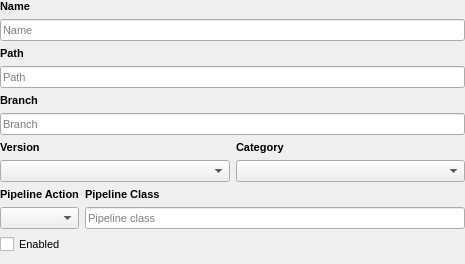
This is src/airunner/widgets/model_manager/templates/model_form.ui in Capsize-Games/airunner as Qt 5 draws it before an edit. The edited form follows.
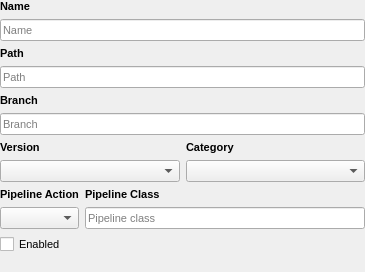
This is the edited form.

The edit to the form file:
```diff
--- a/src/airunner/widgets/model_manager/templates/model_form.ui
+++ b/src/airunner/widgets/model_manager/templates/model_form.ui
@@ -6,8 +6,8 @@
    <rect>
     <x>0</x>
     <y>0</y>
-    <width>465</width>
-    <height>264</height>
+    <width>365</width>
+    <height>272</height>
    </rect>
   </property>
   <property name="windowTitle">
```
